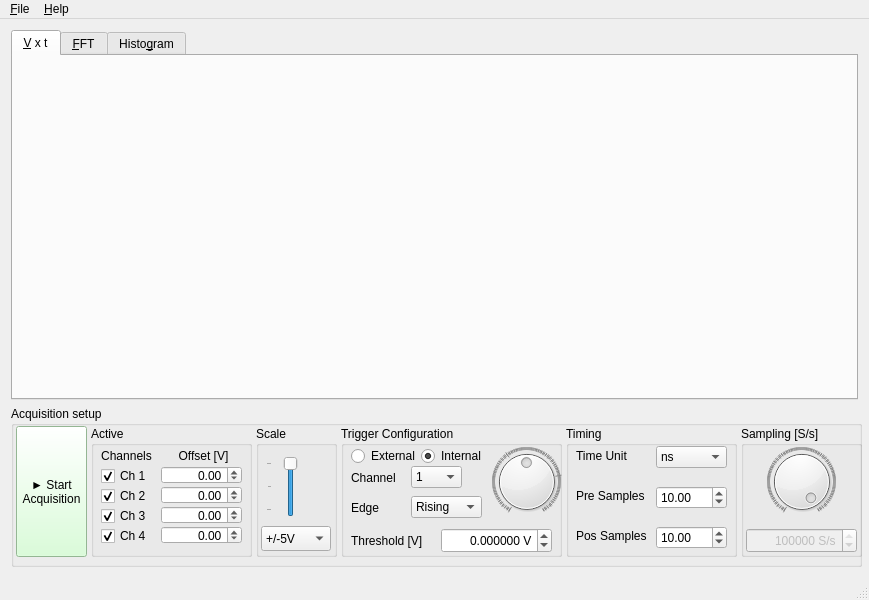
Qt form mainwindow.ui (cairo-caplan/fmc-adc-gui) before a commit.
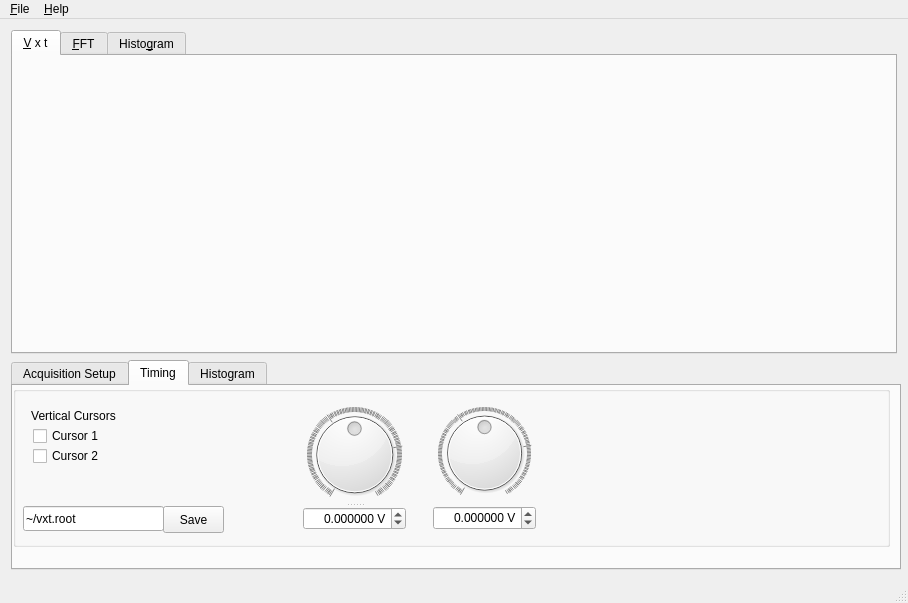
The same form after that commit. Icons and pictures are not drawn.

Commit message: Now working for the 4 channels, added Signal Energy histogram of a selected interval for Channel 1

Patch:
```diff
--- a/mainwindow.ui
+++ b/mainwindow.ui
@@ -6,8 +6,8 @@
    <rect>
     <x>0</x>
     <y>0</y>
-    <width>869</width>
-    <height>600</height>
+    <width>908</width>
+    <height>603</height>
    </rect>
   </property>
   <property name="minimumSize">
@@ -76,7 +76,38 @@
      </widget>
     </item>
     <item>
+     <widget class="QTabWidget" name="tabwControls">
+      <property name="minimumSize">
+       <size>
+        <width>890</width>
+        <height>210</height>
+       </size>
+      </property>
+      <property name="maximumSize">
+       <size>
+        <width>16777215</width>
+        <height>210</height>
+       </size>
+      </property>
+      <property name="tabShape">
+       <enum>QTabWidget::Rounded</enum>
+      </property>
+      <property name="currentIndex">
+       <number>1</number>
+      </property>
+      <widget class="QWidget" name="tabMainControls">
+       <attribute name="title">
+        <string>Acquisition Setup</string>
+       </attribute>
      <widget class="QGroupBox" name="groupBox">
+        <property name="geometry">
+         <rect>
+          <x>0</x>
+          <y>0</y>
+          <width>877</width>
+          <height>161</height>
+         </rect>
+        </property>
       <property name="sizePolicy">
        <sizepolicy hsizetype="Expanding" vsizetype="Fixed">
         <horstretch>0</horstretch>
@@ -102,7 +133,7 @@
        </font>
       </property>
       <property name="title">
-       <string>Acquisition setup</string>
+         <string/>
       </property>
       <widget class="QPushButton" name="btnStartAcquisition">
        <property name="geometry">
@@ -138,7 +169,7 @@
         <rect>
          <x>80</x>
          <y>20</y>
-         <width>161</width>
+           <width>171</width>
          <height>131</height>
         </rect>
        </property>
@@ -239,100 +270,12 @@
          <bool>true</bool>
         </property>
        </widget>
-       <widget class="QDoubleSpinBox" name="sbOffsetCh1">
+         <widget class="QLabel" name="lblTermination">
         <property name="geometry">
          <rect>
           <x>70</x>
-          <y>40</y>
-          <width>81</width>
-          <height>18</height>
-         </rect>
-        </property>
-        <property name="font">
-         <font>
-          <family>Arial</family>
-          <pointsize>9</pointsize>
-         </font>
-        </property>
-        <property name="alignment">
-         <set>Qt::AlignRight|Qt::AlignTrailing|Qt::AlignVCenter</set>
-        </property>
-        <property name="minimum">
-         <double>-99.000000000000000</double>
-        </property>
-       </widget>
-       <widget class="QDoubleSpinBox" name="sbOffsetCh2">
-        <property name="geometry">
-         <rect>
-          <x>70</x>
-          <y>60</y>
-          <width>81</width>
-          <height>18</height>
-         </rect>
-        </property>
-        <property name="font">
-         <font>
-          <family>Arial</family>
-          <pointsize>9</pointsize>
-         </font>
-        </property>
-        <property name="alignment">
-         <set>Qt::AlignRight|Qt::AlignTrailing|Qt::AlignVCenter</set>
-        </property>
-        <property name="minimum">
-         <double>-99.000000000000000</double>
-        </property>
-       </widget>
-       <widget class="QDoubleSpinBox" name="sbOffsetCh3">
-        <property name="geometry">
-         <rect>
-          <x>70</x>
-          <y>80</y>
-          <width>81</width>
-          <height>18</height>
-         </rect>
-        </property>
-        <property name="font">
-         <font>
-          <family>Arial</family>
-          <pointsize>9</pointsize>
-         </font>
-        </property>
-        <property name="alignment">
-         <set>Qt::AlignRight|Qt::AlignTrailing|Qt::AlignVCenter</set>
-        </property>
-        <property name="minimum">
-         <double>-99.000000000000000</double>
-        </property>
-       </widget>
-       <widget class="QDoubleSpinBox" name="sbOffsetCh4">
-        <property name="geometry">
-         <rect>
-          <x>70</x>
-          <y>100</y>
-          <width>81</width>
-          <height>18</height>
-         </rect>
-        </property>
-        <property name="font">
-         <font>
-          <family>Arial</family>
-          <pointsize>9</pointsize>
-         </font>
-        </property>
-        <property name="alignment">
-         <set>Qt::AlignRight|Qt::AlignTrailing|Qt::AlignVCenter</set>
-        </property>
-        <property name="minimum">
-         <double>-99.000000000000000</double>
-        </property>
-       </widget>
-       <widget class="QLabel" name="label_6">
-        <property name="geometry">
-         <rect>
-          <x>72</x>
           <y>20</y>
-          <width>81</width>
+            <width>91</width>
           <height>20</height>
          </rect>
         </property>
@@ -343,7 +286,7 @@
          </font>
         </property>
         <property name="text">
-         <string>Offset [V]</string>
+           <string>&lt;html&gt;&lt;head/&gt;&lt;body&gt;&lt;p&gt;50 &lt;span style=&quot; font-family:'Liberation Serif, serif';&quot;&gt;Ω Termination&lt;/span&gt;&lt;/p&gt;&lt;/body&gt;&lt;/html&gt;</string>
         </property>
         <property name="alignment">
          <set>Qt::AlignCenter</set>
@@ -375,7 +318,7 @@
       <widget class="QGroupBox" name="groupBox_3">
        <property name="geometry">
         <rect>
-         <x>330</x>
+           <x>340</x>
          <y>20</y>
          <width>221</width>
          <height>131</height>
@@ -417,6 +360,9 @@
         <property name="pageStep">
          <number>128</number>
         </property>
+          <property name="value">
+           <number>0</number>
+          </property>
         <property name="invertedAppearance">
          <bool>false</bool>
         </property>
@@ -594,8 +540,11 @@
           <pointsize>9</pointsize>
          </font>
         </property>
-        <property name="currentText" stdset="0">
-         <string>Rising</string>
+          <property name="editable">
+           <bool>false</bool>
+          </property>
+          <property name="currentIndex">
+           <number>0</number>
         </property>
         <item>
          <property name="text">
@@ -636,7 +585,7 @@
       <widget class="QGroupBox" name="groupBox_4">
        <property name="geometry">
         <rect>
-         <x>245</x>
+           <x>250</x>
          <y>20</y>
          <width>81</width>
          <height>131</height>
@@ -729,7 +678,7 @@
       <widget class="QGroupBox" name="groupBox_5">
        <property name="geometry">
         <rect>
-         <x>730</x>
+           <x>740</x>
          <y>20</y>
          <width>121</width>
          <height>131</height>
@@ -834,7 +783,7 @@
       <widget class="QGroupBox" name="groupBox_6">
        <property name="geometry">
         <rect>
-         <x>555</x>
+           <x>560</x>
          <y>20</y>
          <width>171</width>
          <height>131</height>
@@ -929,7 +878,7 @@
          <double>999999999.000000000000000</double>
         </property>
         <property name="value">
-         <double>10.000000000000000</double>
+           <double>3000.000000000000000</double>
         </property>
        </widget>
        <widget class="QLabel" name="label_3">
@@ -991,6 +940,328 @@
        </widget>
       </widget>
      </widget>
+      </widget>
+      <widget class="QWidget" name="tabAux">
+       <attribute name="title">
+        <string>Timing</string>
+       </attribute>
+       <widget class="QGroupBox" name="groupBox_7">
+        <property name="geometry">
+         <rect>
+          <x>0</x>
+          <y>0</y>
+          <width>877</width>
+          <height>161</height>
+         </rect>
+        </property>
+        <property name="sizePolicy">
+         <sizepolicy hsizetype="Expanding" vsizetype="Fixed">
+          <horstretch>0</horstretch>
+          <verstretch>0</verstretch>
+         </sizepolicy>
+        </property>
+        <property name="minimumSize">
+         <size>
+          <width>851</width>
+          <height>161</height>
+         </size>
+        </property>
+        <property name="maximumSize">
+         <size>
+          <width>16777215</width>
+          <height>200</height>
+         </size>
+        </property>
+        <property name="font">
+         <font>
+          <family>Arial</family>
+          <pointsize>9</pointsize>
+         </font>
+        </property>
+        <property name="title">
+         <string/>
+        </property>
+        <widget class="QDial" name="dialVCursor2">
+         <property name="geometry">
+          <rect>
+           <x>420</x>
+           <y>20</y>
+           <width>103</width>
+           <height>94</height>
+          </rect>
+         </property>
+         <property name="font">
+          <font>
+           <family>Arial</family>
+           <pointsize>9</pointsize>
+          </font>
+         </property>
+         <property name="minimum">
+          <number>-32768</number>
+         </property>
+         <property name="maximum">
+          <number>32767</number>
+         </property>
+         <property name="singleStep">
+          <number>1</number>
+         </property>
+         <property name="pageStep">
+          <number>128</number>
+         </property>
+         <property name="value">
+          <number>0</number>
+         </property>
+         <property name="invertedAppearance">
+          <bool>false</bool>
+         </property>
+         <property name="invertedControls">
+          <bool>false</bool>
+         </property>
+         <property name="notchTarget">
+          <double>6.000000000000000</double>
+         </property>
+         <property name="notchesVisible">
+          <bool>true</bool>
+         </property>
+        </widget>
+        <widget class="QDoubleSpinBox" name="sbVcursor2">
+         <property name="geometry">
+          <rect>
+           <x>420</x>
+           <y>120</y>
+           <width>103</width>
+           <height>24</height>
+          </rect>
+         </property>
+         <property name="font">
+          <font>
+           <family>Arial</family>
+           <pointsize>9</pointsize>
+          </font>
+         </property>
+         <property name="alignment">
+          <set>Qt::AlignRight|Qt::AlignTrailing|Qt::AlignVCenter</set>
+         </property>
+         <property name="suffix">
+          <string> V</string>
+         </property>
+         <property name="decimals">
+          <number>6</number>
+         </property>
+         <property name="minimum">
+          <double>-99.000000000000000</double>
+         </property>
+        </widget>
+        <widget class="QCheckBox" name="cbVCursor2">
+         <property name="geometry">
+          <rect>
+           <x>20</x>
+           <y>60</y>
+           <width>80</width>
+           <height>20</height>
+          </rect>
+         </property>
+         <property name="font">
+          <font>
+           <family>Arial</family>
+           <pointsize>9</pointsize>
+          </font>
+         </property>
+         <property name="text">
+          <string>Cursor 2</string>
+         </property>
+         <property name="checked">
+          <bool>false</bool>
+         </property>
+        </widget>
+        <widget class="QLabel" name="label_8">
+         <property name="geometry">
+          <rect>
+           <x>15</x>
+           <y>20</y>
+           <width>91</width>
+           <height>20</height>
+          </rect>
+         </property>
+         <property name="font">
+          <font>
+           <family>Arial</family>
+           <pointsize>9</pointsize>
+          </font>
+         </property>
+         <property name="text">
+          <string>Vertical Cursors</string>
+         </property>
+         <property name="alignment">
+          <set>Qt::AlignCenter</set>
+         </property>
+        </widget>
+        <widget class="QCheckBox" name="cbVCursor1">
+         <property name="enabled">
+          <bool>true</bool>
+         </property>
+         <property name="geometry">
+          <rect>
+           <x>20</x>
+           <y>40</y>
+           <width>80</width>
+           <height>20</height>
+          </rect>
+         </property>
+         <property name="font">
+          <font>
+           <family>Arial</family>
+           <pointsize>9</pointsize>
+          </font>
+         </property>
+         <property name="text">
+          <string>Cursor 1</string>
+         </property>
+         <property name="checked">
+          <bool>false</bool>
+         </property>
+        </widget>
+        <widget class="QSplitter" name="splitter">
+         <property name="geometry">
+          <rect>
+           <x>290</x>
+           <y>20</y>
+           <width>103</width>
+           <height>124</height>
+          </rect>
+         </property>
+         <property name="orientation">
+          <enum>Qt::Vertical</enum>
+         </property>
+         <widget class="QDial" name="dialVCursor1">
+          <property name="font">
+           <font>
+            <family>Arial</family>
+            <pointsize>9</pointsize>
+           </font>
+          </property>
+          <property name="minimum">
+           <number>-32768</number>
+          </property>
+          <property name="maximum">
+           <number>32767</number>
+          </property>
+          <property name="singleStep">
+           <number>1</number>
+          </property>
+          <property name="pageStep">
+           <number>128</number>
+          </property>
+          <property name="value">
+           <number>0</number>
+          </property>
+          <property name="invertedAppearance">
+           <bool>false</bool>
+          </property>
+          <property name="invertedControls">
+           <bool>false</bool>
+          </property>
+          <property name="notchTarget">
+           <double>6.000000000000000</double>
+          </property>
+          <property name="notchesVisible">
+           <bool>true</bool>
+          </property>
+         </widget>
+         <widget class="QDoubleSpinBox" name="sbVCursor1">
+          <property name="font">
+           <font>
+            <family>Arial</family>
+            <pointsize>9</pointsize>
+           </font>
+          </property>
+          <property name="alignment">
+           <set>Qt::AlignRight|Qt::AlignTrailing|Qt::AlignVCenter</set>
+          </property>
+          <property name="suffix">
+           <string> V</string>
+          </property>
+          <property name="decimals">
+           <number>6</number>
+          </property>
+          <property name="minimum">
+           <double>-99.000000000000000</double>
+          </property>
+         </widget>
+        </widget>
+        <widget class="QPushButton" name="btnVxtSave">
+         <property name="geometry">
+          <rect>
+           <x>150</x>
+           <y>120</y>
+           <width>61</width>
+           <height>27</height>
+          </rect>
+         </property>
+         <property name="text">
+          <string>Save</string>
+         </property>
+        </widget>
+        <widget class="QLineEdit" name="txtVxtFilePath">
+         <property name="geometry">
+          <rect>
+           <x>10</x>
+           <y>120</y>
+           <width>141</width>
+           <height>25</height>
+          </rect>
+         </property>
+         <property name="text">
+          <string>~/vxt.root</string>
+         </property>
+        </widget>
+       </widget>
+      </widget>
+      <widget class="QWidget" name="tbHist">
+       <attribute name="title">
+        <string>Histogram</string>
+       </attribute>
+       <widget class="QPushButton" name="btnHistClear">
+        <property name="geometry">
+         <rect>
+          <x>10</x>
+          <y>10</y>
+          <width>91</width>
+          <height>27</height>
+         </rect>
+        </property>
+        <property name="text">
+         <string>Clear</string>
+        </property>
+       </widget>
+       <widget class="QLineEdit" name="txtHistFilePath">
+        <property name="geometry">
+         <rect>
+          <x>10</x>
+          <y>120</y>
+          <width>141</width>
+          <height>25</height>
+         </rect>
+        </property>
+        <property name="text">
+         <string>~/hist.root</string>
+        </property>
+       </widget>
+       <widget class="QPushButton" name="btnHistSave">
+        <property name="geometry">
+         <rect>
+          <x>150</x>
+          <y>120</y>
+          <width>61</width>
+          <height>27</height>
+         </rect>
+        </property>
+        <property name="text">
+         <string>Save</string>
+        </property>
+       </widget>
+      </widget>
+     </widget>
     </item>
    </layout>
   </widget>
@@ -999,8 +1270,8 @@
     <rect>
      <x>0</x>
      <y>0</y>
-     <width>869</width>
-     <height>30</height>
+     <width>908</width>
+     <height>25</height>
     </rect>
    </property>
    <widget class="QMenu" name="menuAbout">
```
Left out of the diff: 332 changed lines with no effect on the pictures. Lines whose indentation alone changed are shown as unchanged. The commit also changes 26 other files.
